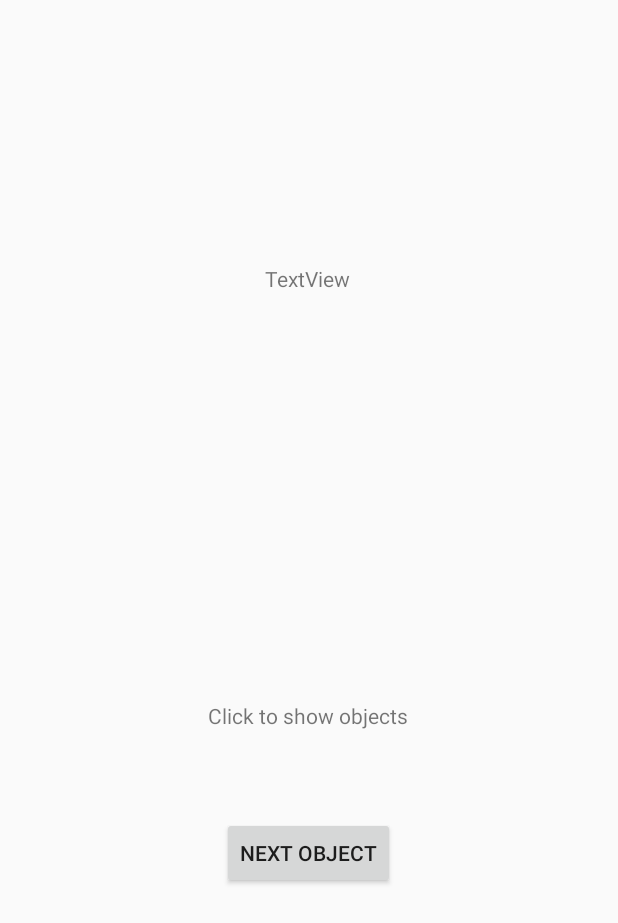
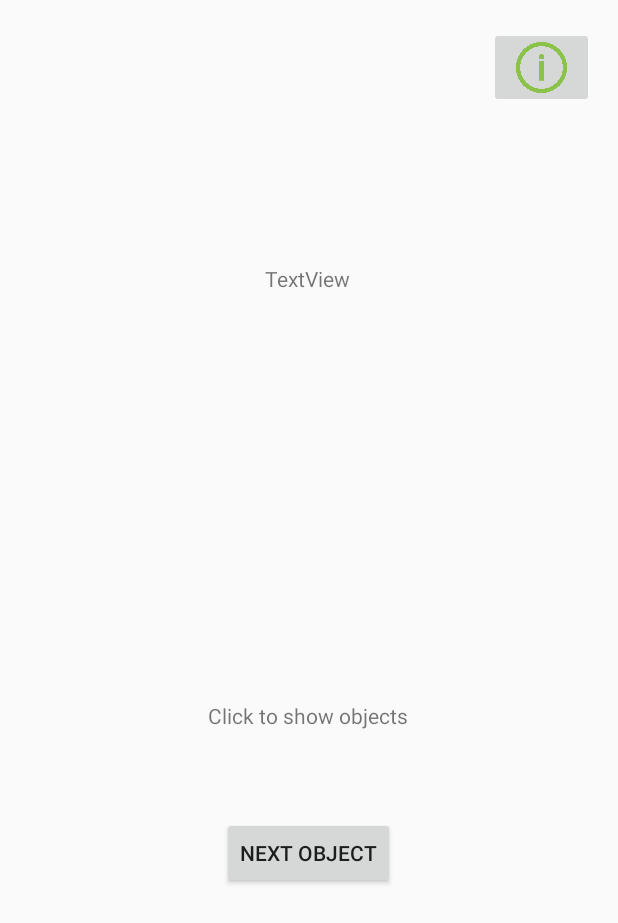
Before and after one commit to ImanolM/Reto1PMD, an Android app: the layout activity_dashboard.xml on its own in the app's theme, with its tools: preview values and no code run, on a phone screen of 412 x 824 dp. Shown: the top 923 px of the screen. Run offline under Robolectric (Android 15) with nearby library versions, the phone set to English and light mode, and no system bars.

Commit message:
Iconos de info y funcionalidad añadida

```diff
--- a/app/src/main/res/layout/activity_dashboard.xml
+++ b/app/src/main/res/layout/activity_dashboard.xml
@@ -53,4 +53,17 @@
         app:layout_constraintTop_toBottomOf="@+id/textView"
         app:layout_constraintVertical_bias="0.324" />
 
+    <ImageButton
+        android:id="@+id/imgbtn_Info"
+        android:layout_width="70dp"
+        android:layout_height="54dp"
+        android:scaleType="fitCenter"
+        app:layout_constraintBottom_toBottomOf="parent"
+        app:layout_constraintEnd_toEndOf="parent"
+        app:layout_constraintHorizontal_bias="0.953"
+        app:layout_constraintStart_toStartOf="parent"
+        app:layout_constraintTop_toTopOf="parent"
+        app:layout_constraintVertical_bias="0.023"
+        app:srcCompat="@drawable/info_icon" />
+
 </androidx.constraintlayout.widget.ConstraintLayout>
```
Also changed, not shown: app/src/main/java/com/mikel/intentsimplicitos/DashboardActivity.java (+60 -1 lines), app/src/main/res/values/strings.xml (+10 -2 lines), app/src/main/res/drawable-hdpi/info_icon.png (added), app/src/main/res/drawable-ldpi/info_icon.png (added), app/src/main/res/drawable-mdpi/info_icon.png (added), app/src/main/res/drawable-xhdpi/info_icon.png (added), app/src/main/res/drawable-xxhdpi/info_icon.png (added), app/src/main/res/drawable-xxxhdpi/info_icon.png (added), 1 other file.
